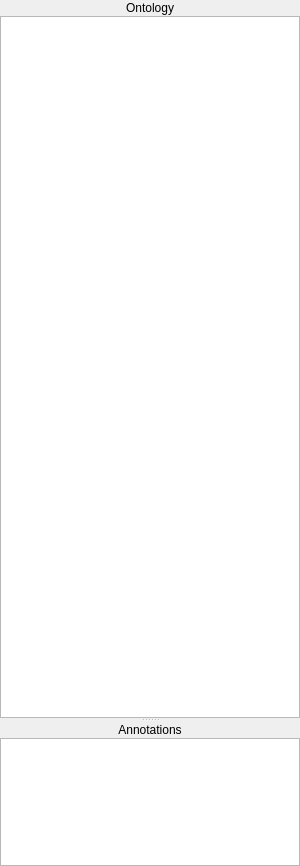
Before: the Qt Designer form v3d_main/neuron_annotator/gui/AnnotationWidget.ui in CBL-ORION/Vaa3D-mirror, drawn with Qt 5.
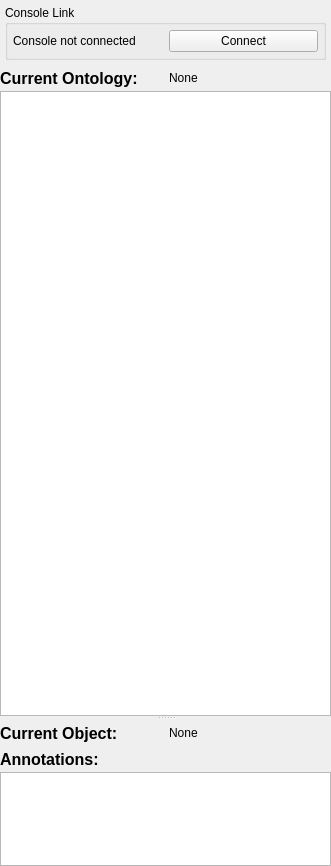
After: the same form once the commit is applied. Custom widgets are drawn as their Qt base class.

Commit message: Allow user to connect/disconnect from console Override default QTreeView key bindings with the user specified bindings

The edit to the form file:
```diff
--- a/v3d_main/neuron_annotator/gui/AnnotationWidget.ui
+++ b/v3d_main/neuron_annotator/gui/AnnotationWidget.ui
@@ -6,7 +6,7 @@
    <rect>
     <x>0</x>
     <y>0</y>
-    <width>300</width>
+    <width>331</width>
     <height>866</height>
    </rect>
   </property>
@@ -23,6 +23,41 @@
    <property name="margin">
     <number>0</number>
    </property>
+   <item>
+    <widget class="QWidget" name="toolbarWidget" native="true">
+     <layout class="QHBoxLayout" name="toolbarLayout">
+      <property name="margin">
+       <number>5</number>
+      </property>
+      <item>
+       <widget class="QGroupBox" name="horizontalGroupBox_1">
+        <property name="title">
+         <string>Console Link</string>
+        </property>
+        <layout class="QHBoxLayout" name="horizontalLayout_1">
+         <property name="margin">
+          <number>5</number>
+         </property>
+         <item>
+          <widget class="QLabel" name="consoleLinkLabel">
+           <property name="text">
+            <string>Console not connected</string>
+           </property>
+          </widget>
+         </item>
+         <item>
+          <widget class="QPushButton" name="consoleLinkButton">
+           <property name="text">
+            <string>Connect</string>
+           </property>
+          </widget>
+         </item>
+        </layout>
+       </widget>
+      </item>
+     </layout>
+    </widget>
+   </item>
    <item>
     <widget class="QSplitter" name="splitter">
      <property name="autoFillBackground">
@@ -56,31 +91,69 @@
       <property name="autoFillBackground">
        <bool>false</bool>
       </property>
-      <layout class="QVBoxLayout" name="verticalLayout">
+      <layout class="QVBoxLayout" name="verticalLayout_1">
        <property name="spacing">
         <number>0</number>
        </property>
        <property name="margin">
         <number>0</number>
        </property>
+       <item>
+        <widget class="QWidget" name="horizontalWidget_4" native="true">
+         <layout class="QHBoxLayout" name="horizontalLayout_4">
+          <property name="spacing">
+           <number>-1</number>
+          </property>
+          <property name="margin">
+           <number>0</number>
+          </property>
+          <item>
+           <widget class="QLabel" name="label_1">
+            <property name="minimumSize">
+             <size>
+              <width>0</width>
+              <height>26</height>
+             </size>
+            </property>
+            <property name="font">
+             <font>
+              <pointsize>12</pointsize>
+              <weight>75</weight>
+              <bold>true</bold>
+             </font>
+            </property>
+            <property name="text">
+             <string>Current Ontology:</string>
+            </property>
+            <property name="margin">
+             <number>5</number>
+            </property>
+           </widget>
+          </item>
        <item>
         <widget class="QLabel" name="ontologyTreeTitle">
          <property name="minimumSize">
           <size>
            <width>0</width>
-           <height>16</height>
+              <height>26</height>
           </size>
          </property>
          <property name="text">
-          <string>Ontology</string>
+             <string>None</string>
          </property>
          <property name="alignment">
-          <set>Qt::AlignCenter</set>
-         </property>
+             <set>Qt::AlignLeading|Qt::AlignLeft|Qt::AlignVCenter</set>
+            </property>
+            <property name="margin">
+             <number>5</number>
+            </property>
+           </widget>
+          </item>
+         </layout>
         </widget>
        </item>
        <item>
-        <widget class="QTreeView" name="ontologyTreeView"/>
+        <widget class="TreeView" name="ontologyTreeView"/>
        </item>
       </layout>
      </widget>
@@ -108,18 +181,85 @@
         <number>0</number>
        </property>
        <item>
-        <widget class="QLabel" name="annotationPanelTitle">
+        <widget class="QWidget" name="verticalWidget" native="true">
          <property name="minimumSize">
           <size>
            <width>0</width>
-           <height>16</height>
+           <height>50</height>
           </size>
          </property>
+         <layout class="QVBoxLayout" name="verticalLayout_3">
+          <property name="spacing">
+           <number>0</number>
+          </property>
+          <property name="margin">
+           <number>0</number>
+          </property>
+          <item>
+           <widget class="QWidget" name="horizontalWidget_2" native="true">
+            <layout class="QHBoxLayout" name="horizontalLayout_2">
+             <property name="margin">
+              <number>0</number>
+             </property>
+             <item>
+              <widget class="QLabel" name="label_2">
+               <property name="font">
+                <font>
+                 <pointsize>12</pointsize>
+                 <weight>75</weight>
+                 <bold>true</bold>
+                </font>
+               </property>
          <property name="text">
-          <string>Annotations</string>
+                <string>Current Object:</string>
+               </property>
+               <property name="margin">
+                <number>5</number>
+               </property>
+              </widget>
+             </item>
+             <item>
+              <widget class="QLabel" name="currentObjectLabel">
+               <property name="minimumSize">
+                <size>
+                 <width>0</width>
+                 <height>26</height>
+                </size>
+               </property>
+               <property name="text">
+                <string>None</string>
+               </property>
+               <property name="margin">
+                <number>5</number>
+               </property>
+              </widget>
+             </item>
+            </layout>
+           </widget>
+          </item>
+          <item>
+           <widget class="QLabel" name="label_3">
+            <property name="minimumSize">
+             <size>
+              <width>0</width>
+              <height>26</height>
+             </size>
+            </property>
+            <property name="font">
+             <font>
+              <pointsize>12</pointsize>
+              <weight>75</weight>
+              <bold>true</bold>
+             </font>
+            </property>
+            <property name="text">
+             <string>Annotations:</string>
          </property>
          <property name="alignment">
-          <set>Qt::AlignCenter</set>
+             <set>Qt::AlignLeading|Qt::AlignLeft|Qt::AlignVCenter</set>
+            </property>
+            <property name="margin">
+             <number>5</number>
          </property>
         </widget>
        </item>
@@ -138,10 +278,20 @@
        </item>
       </layout>
      </widget>
-    </widget>
+       </item>
+      </layout>
+     </widget>
+    </widget>
    </item>
   </layout>
  </widget>
+ <customwidgets>
+  <customwidget>
+   <class>TreeView</class>
+   <extends>QTreeView</extends>
+   <header>../neuron_annotator/gui/ontology_tree/TreeView.h</header>
+  </customwidget>
+ </customwidgets>
  <resources/>
  <connections/>
 </ui>
```
Lines whose indentation alone changed are shown as unchanged. The commit also changes 12 other files.
